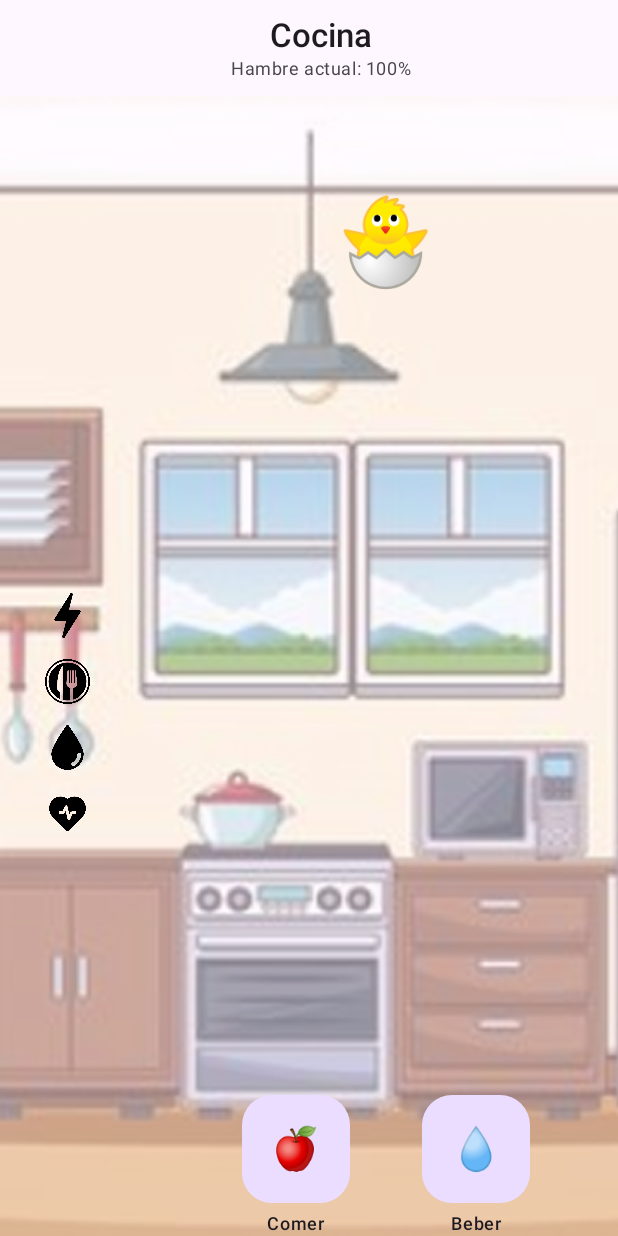
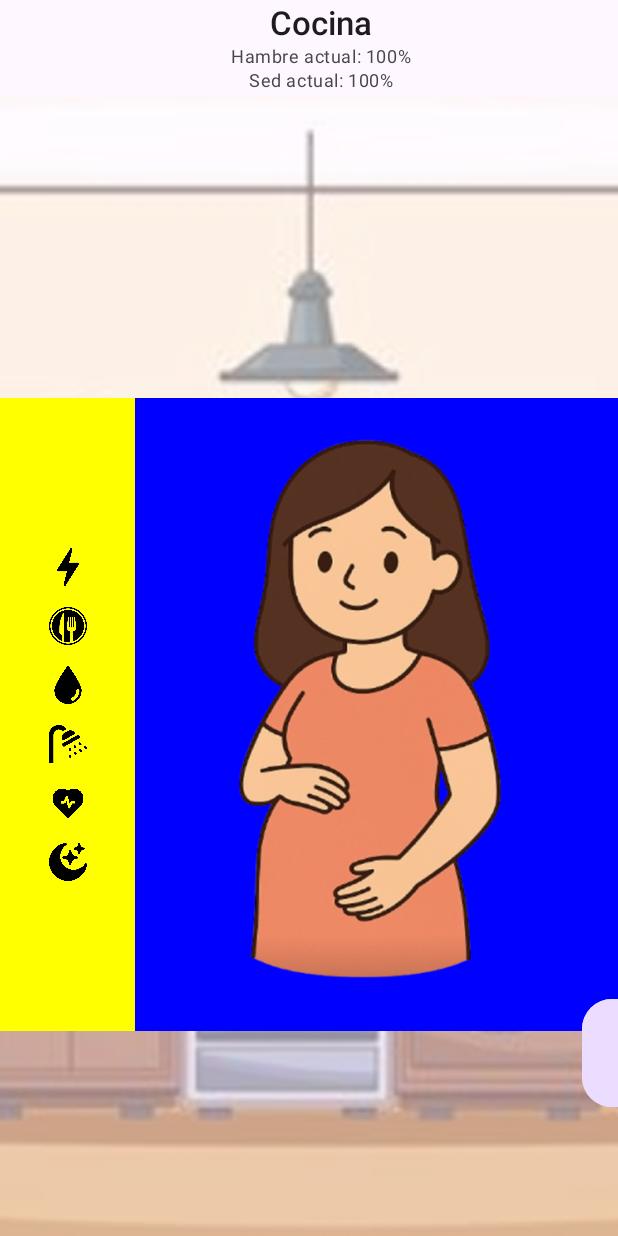
Before and after one commit to Iria141/Damagotchi_26, an Android app built with Jetpack Compose: the composable Kitchen shown on its own in the app's theme, on a phone screen of 412 x 824 dp. Run offline under Robolectric (Android 15) with nearby library versions, the light colour scheme and no system bars.

Commit message:
Añadido todos los medidores con sus barras, bien alineadas con el personaje, por el momento imagen

```diff
--- a/app/src/main/java/com/example/damagotchi_26/ui/IconsPanel.kt
+++ b/app/src/main/java/com/example/damagotchi_26/ui/IconsPanel.kt
@@ -16,6 +16,8 @@ import androidx.compose.ui.draw.clip
 import androidx.compose.ui.unit.dp
 import com.example.damagotchi_26.domain.Pet
 import androidx.compose.foundation.Image
+import androidx.compose.foundation.background
+import androidx.compose.ui.graphics.Color
 import androidx.compose.ui.res.painterResource
 import com.example.damagotchi_26.R
 
@@ -29,8 +31,26 @@ fun IconsPanel(
 ) {
     var medidorActivo by remember { mutableStateOf<Medidor?>(null) }
 
+    Box(
+        modifier= Modifier
+            .background(Color.Blue)
+            .fillMaxWidth()
+    ) {
+        Image(
+            painter = painterResource(R.drawable.estado_inicial),
+            contentDescription = "Personaje",
+            modifier = Modifier
+                .width(300.dp)
+                .height(400.dp)
+                .align(Alignment.Center)
+                .padding(start = 80.dp)
+        )
+
         Column(
-        modifier = modifier.width(90.dp),
+            modifier = modifier.width(90.dp)
+                .background(Color.Yellow)
+                .padding(top = 100.dp)
+                .padding(bottom = 100.dp),
             verticalArrangement = Arrangement.spacedBy(14.dp),
             horizontalAlignment = Alignment.CenterHorizontally
         ) {
@@ -62,15 +82,34 @@ fun IconsPanel(
                 }
             )
 
+            MedidorIcono(
+                icono = R.drawable.ducha,
+                valor = pet.limpieza,
+                activo = medidorActivo == Medidor.HIGIENE,
+                onToggle = {
+                    medidorActivo = if (medidorActivo == Medidor.HIGIENE) null else Medidor.HIGIENE
+                }
+            )
 
             MedidorIcono(
                 icono = R.drawable.actividad,
                 valor = pet.actividad,
                 activo = medidorActivo == Medidor.ACTIVIDAD,
                 onToggle = {
-                medidorActivo = if (medidorActivo == Medidor.ACTIVIDAD) null else Medidor.ACTIVIDAD
+                    medidorActivo =
+                        if (medidorActivo == Medidor.ACTIVIDAD) null else Medidor.ACTIVIDAD
                 }
             )
+
+            MedidorIcono(
+                icono = R.drawable.dormir,
+                valor = pet.descanso,
+                activo = medidorActivo == Medidor.SUEÑO,
+                onToggle = {
+                    medidorActivo = if (medidorActivo == Medidor.SUEÑO) null else Medidor.SUEÑO
+                }
+            )
+        }
     }
 }
 
@@ -86,11 +125,11 @@ private fun MedidorIcono(
             painter = painterResource(id = icono),
             contentDescription = null,
             modifier = Modifier
-                .size(30.dp)
+                .size(25.dp)
                 .clickable { onToggle() }
         )
         AnimatedVisibility(
-            visible = activo,
+            visible = activo, // Solo muestra el interior (barra porcentual) si visible = true
             enter = fadeIn(),
             exit = fadeOut()
         ) {
@@ -102,7 +141,7 @@ private fun MedidorIcono(
             ) {
                 Text("$valor%", style = MaterialTheme.typography.labelMedium)
                 LinearProgressIndicator(
-                    progress = valor / 100f,
+                    progress = {valor / 100f},
                     modifier = Modifier
                         .fillMaxWidth()
                         .height(8.dp)
--- a/app/src/main/java/com/example/damagotchi_26/ui/rooms/Kitchen.kt
+++ b/app/src/main/java/com/example/damagotchi_26/ui/rooms/Kitchen.kt
@@ -47,11 +47,11 @@ fun Kitchen(
                             style = MaterialTheme.typography.bodySmall,
                             color = MaterialTheme.colorScheme.onSurfaceVariant
                         )
-                        /*Text(
+                        Text(
                             text = "Sed actual: ${pet.sed}%",
                             style = MaterialTheme.typography.bodySmall,
                             color = MaterialTheme.colorScheme.onSurfaceVariant
-                        ) */
+                        )
                     }
                 }
             )
@@ -83,7 +83,6 @@ fun Kitchen(
 
 
 
-            // Área derecha
             Column(
                 modifier = Modifier
                     .weight(1f)
@@ -93,17 +92,21 @@ fun Kitchen(
             ) {
 
 
-                // 🐾 CENTRO (pet grande)
+                // Personaje centrado
                 Box(
-                    modifier = Modifier.fillMaxWidth(),
+                    modifier = Modifier
+                        .fillMaxWidth()
+                        .background(Color.Green),
                     contentAlignment = Alignment.Center
-                ){               // 🐣 Pet
+
+                ){
                 Text(
                     text = if (pet.estaMal()) "🐣💧" else "🐣",
                     style = MaterialTheme.typography.displayLarge
-                )}
+                )
+                }
 
-                //PARTE INFERIOR (botones con acciones )
+                //botones con acciones
                 Row(
                     horizontalArrangement = Arrangement.spacedBy(48.dp)
                 ) {
```
Also changed, not shown: app/src/main/res/drawable/estado_inicial.png (added). Lines whose indentation alone changed are shown as unchanged.
